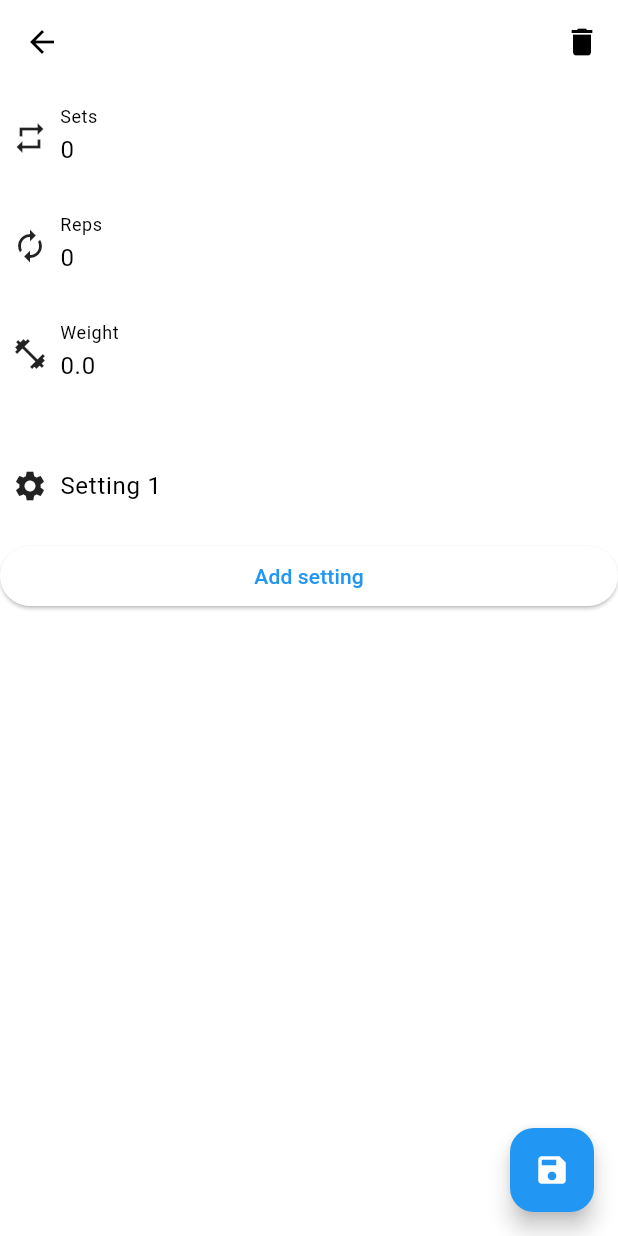
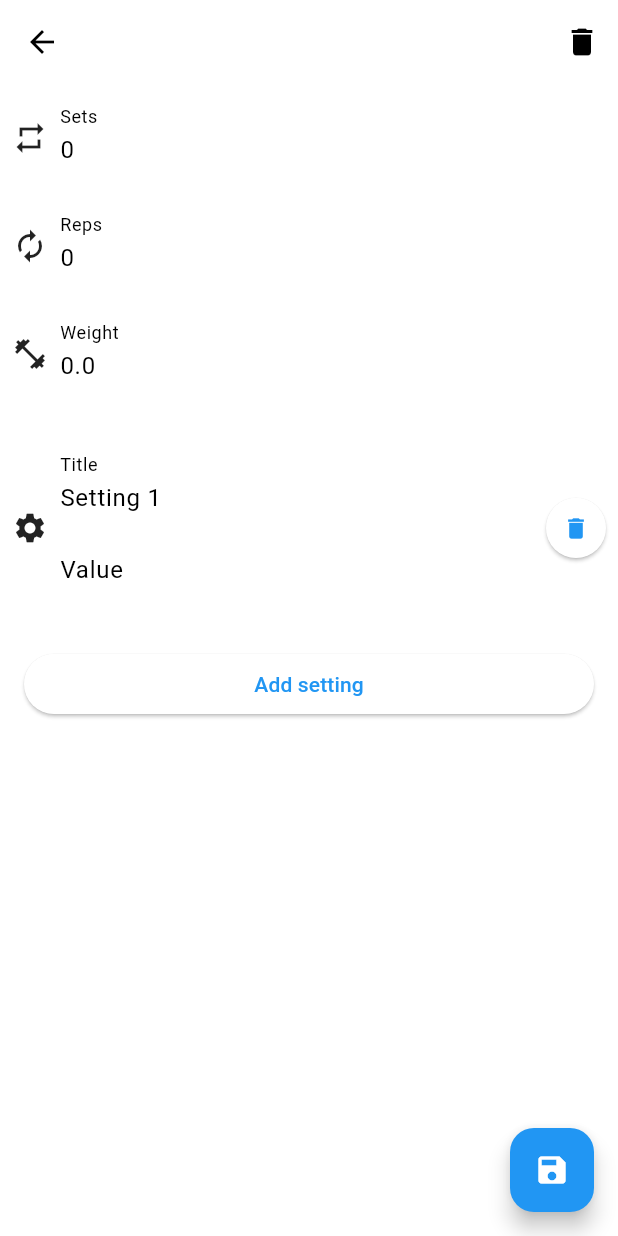
Before and after one commit to Narzgul/GymTracker, a Flutter app: the ExerciseDetail screen opened directly with empty values, after a tap on "Add setting", on a phone screen of 412 x 824 dp. Run offline on Flutter 3.47's test engine with Material 3 defaults, Android fonts, the phone set to English and light mode, and no system bars; our stand-ins replace cloud_firestore, firebase_auth, firebase_core, google_sign_in, watch_it; accounts and stored records are empty; generated files the repository leaves out were written again.

Commit message:
add ability to edit title of and delete a setting

```diff
--- a/lib/exercise.dart
+++ b/lib/exercise.dart
@@ -17,12 +17,16 @@ class Exercise {
     required this.settings,
   });
 
-  void addSetting() {
-    int i = 1;
-    while (settings.containsKey('Setting ${settings.length + i}')) {
-      i++;
+  void addSetting({String key = '', String value = ''}) {
+    if (key == '') {
+      int i = 1;
+      while (settings.containsKey('Setting ${settings.length + i}')) {
+        i++;
+      }
+      settings['Setting ${settings.length + i}'] = value;
+    } else if (!settings.containsKey(key)) {
+      settings[key] = value;
     }
-    settings['Setting ${settings.length + i}'] = '';
   }
 
   @override
--- a/lib/screens/sub_screens/exercise_detail.dart
+++ b/lib/screens/sub_screens/exercise_detail.dart
@@ -1,8 +1,9 @@
 import 'package:flutter/material.dart';
 import 'package:gym_tracker/firestore_db.dart';
-import 'package:gym_tracker/widgets/setting_tile.dart';
+import 'package:gym_tracker/widgets/editable_tile.dart';
 
 import '../../exercise.dart';
+import '../../widgets/settings_tile.dart';
 
 class ExerciseDetail extends StatefulWidget {
   final Exercise exercise;
@@ -65,7 +66,7 @@ class _ExerciseDetailState extends State<ExerciseDetail> {
       body: ListView(
         children: <Widget>[
           // Sets
-          SettingTile(
+          EditableTile(
             title: 'Sets',
             value: newExercise.sets,
             icon: const Icon(Icons.repeat),
@@ -78,7 +79,7 @@ class _ExerciseDetailState extends State<ExerciseDetail> {
           ),
 
           // Reps
-          SettingTile(
+          EditableTile(
             title: 'Reps',
             value: newExercise.reps,
             icon: const Icon(Icons.autorenew),
@@ -91,7 +92,7 @@ class _ExerciseDetailState extends State<ExerciseDetail> {
           ),
 
           // Weight
-          SettingTile(
+          EditableTile(
             title: 'Weight',
             value: newExercise.weight,
             icon: const Icon(Icons.fitness_center),
@@ -107,15 +108,31 @@ class _ExerciseDetailState extends State<ExerciseDetail> {
 
           // Settings
           for (String key in newExercise.settings.keys)
-            SettingTile(
+            SettingsTile(
               title: key,
               value: newExercise.settings[key],
               editMode: editMode,
-              onChanged: (value) {
+              onChangedValue: (String value) {
                 newExercise.settings[key] = value;
               },
+              onChangedTitle: (String value) {
+                setState(() {
+                  newExercise.addSetting(
+                    key: value,
+                    value: newExercise.settings[key] ?? '',
+                  );
+                  newExercise.settings.remove(key);
+                });
+              },
+              onDelete: () {
+                setState(() {
+                  newExercise.settings.remove(key);
+                });
+              },
             ),
-          ElevatedButton(
+          Padding(
+            padding: const EdgeInsets.all(16.0),
+            child: ElevatedButton(
               onPressed: () {
                 setState(() {
                   newExercise.addSetting();
@@ -123,6 +140,7 @@ class _ExerciseDetailState extends State<ExerciseDetail> {
                 });
               },
               child: const Text('Add setting'),
+            ),
           ),
         ],
       ),
--- a/lib/widgets/setting_tile.dart
+++ b/lib/widgets/editable_tile.dart
@@ -1,13 +1,13 @@
 import 'package:flutter/material.dart';
 
-class SettingTile extends StatefulWidget {
+class EditableTile extends StatefulWidget {
   final String title;
   final dynamic value;
   final ValueChanged<dynamic> onChanged;
   final bool editMode;
   final Icon? icon;
 
-  const SettingTile({
+  const EditableTile({
     super.key,
     required this.title,
     required this.value,
@@ -17,10 +17,10 @@ class SettingTile extends StatefulWidget {
   });
 
   @override
-  State<SettingTile> createState() => _SettingTileState();
+  State<EditableTile> createState() => _EditableTileState();
 }
 
-class _SettingTileState extends State<SettingTile> {
+class _EditableTileState extends State<EditableTile> {
   late TextEditingController controller;
 
   @override
@@ -51,6 +51,7 @@ class _SettingTileState extends State<SettingTile> {
                     style: Theme.of(context).textTheme.bodyLarge,
                   )
                 : Column(
+                  crossAxisAlignment: CrossAxisAlignment.start,
                   children: [
                     Text(
                         widget.title,
--- /dev/null
+++ b/lib/widgets/settings_tile.dart
@@ -0,0 +1,108 @@
+import 'package:flutter/material.dart';
+
+class SettingsTile extends StatefulWidget {
+  final String title;
+  final dynamic value;
+  final ValueChanged<String> onChangedTitle;
+  final ValueChanged<String> onChangedValue;
+  final Function onDelete;
+  final bool editMode;
+  final Icon? icon;
+
+  const SettingsTile({
+    super.key,
+    required this.title,
+    required this.value,
+    required this.editMode,
+    required this.onChangedTitle,
+    required this.onChangedValue,
+    this.icon,
+    required this.onDelete,
+  });
+
+  @override
+  State<SettingsTile> createState() => _EditableTileState();
+}
+
+class _EditableTileState extends State<SettingsTile> {
+  late TextEditingController titleController, valueController;
+
+  @override
+  void initState() {
+    super.initState();
+    titleController = TextEditingController(text: widget.title.toString());
+    valueController = TextEditingController(text: widget.value.toString());
+  }
+
+  @override
+  Widget build(BuildContext context) {
+    return Container(
+      padding: const EdgeInsets.all(8),
+      child: Row(
+        children: [
+          widget.icon ?? const Icon(Icons.settings),
+          const SizedBox(width: 8),
+          Flexible(
+            child: widget.editMode
+                ? Row(
+                    children: [
+                      Flexible(
+                        child: Column(
+                          children: [
+                            TextFormField(
+                              controller: titleController,
+                              decoration: const InputDecoration(
+                                border: UnderlineInputBorder(),
+                                label: Text('Title'),
+                              ),
+                              onChanged: (value) {
+                                widget.onChangedTitle(value);
+                              },
+                              style: Theme.of(context).textTheme.bodyLarge,
+                            ),
+                            TextFormField(
+                              controller: valueController,
+                              decoration: const InputDecoration(
+                                border: UnderlineInputBorder(),
+                                label: Text('Value'),
+                              ),
+                              onChanged: (value) {
+                                widget.onChangedValue(value);
+                              },
+                              style: Theme.of(context).textTheme.bodyLarge,
+                            ),
+                          ],
+                        ),
+                      ),
+                      Container(
+                        width: 40,
+                        margin: const EdgeInsets.only(left: 8),
+                        child: ElevatedButton(
+                          style: ElevatedButton.styleFrom(
+                            padding: const EdgeInsets.all(0),
+                          ),
+                          onPressed: () => widget.onDelete(),
+                          child: const Icon(Icons.delete),
+                        ),
+                      ),
+                    ],
+                  )
+                : Column(
+                    crossAxisAlignment: CrossAxisAlignment.start,
+                    children: [
+                      Text(
+                        widget.title,
+                        style: Theme.of(context).textTheme.bodySmall,
+                      ),
+                      Text(
+                        widget.value.toString(),
+                        style: Theme.of(context).textTheme.bodyLarge,
+                      ),
+                    ],
+                  ),
+          ),
+        ],
+      ),
+    );
+  }
+}
```
Lines whose indentation alone changed are shown as unchanged.
